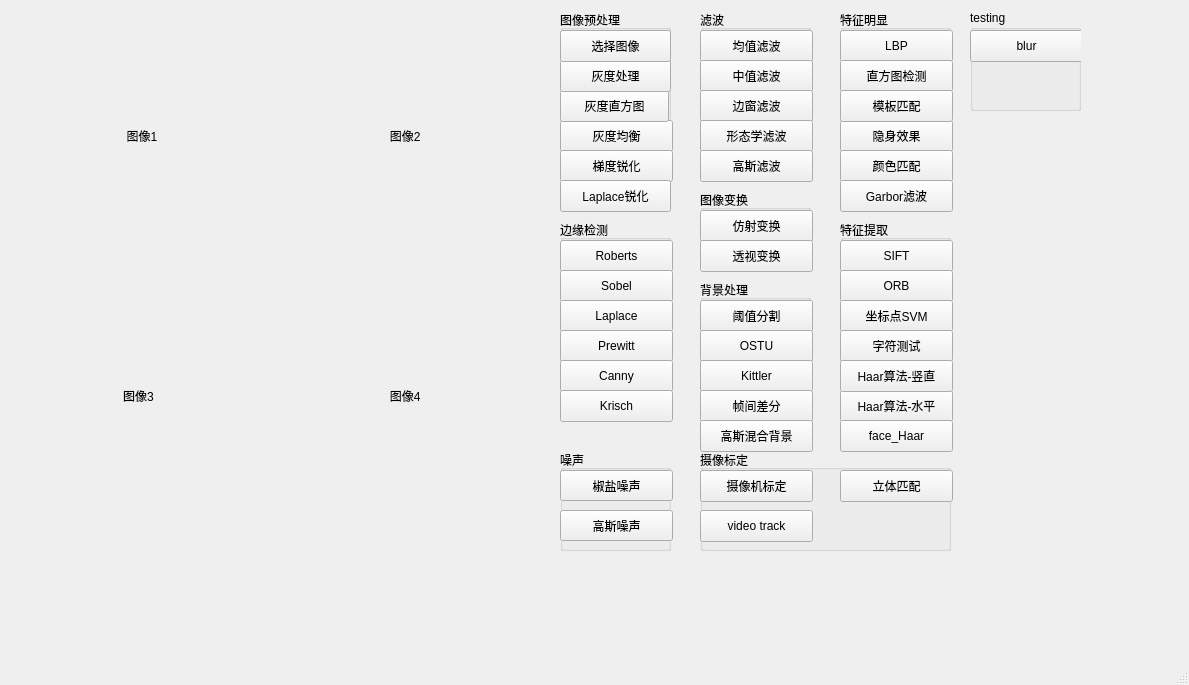
Qt form src/cvBasic/mainwindow.ui (vastina/CVs) before a commit.
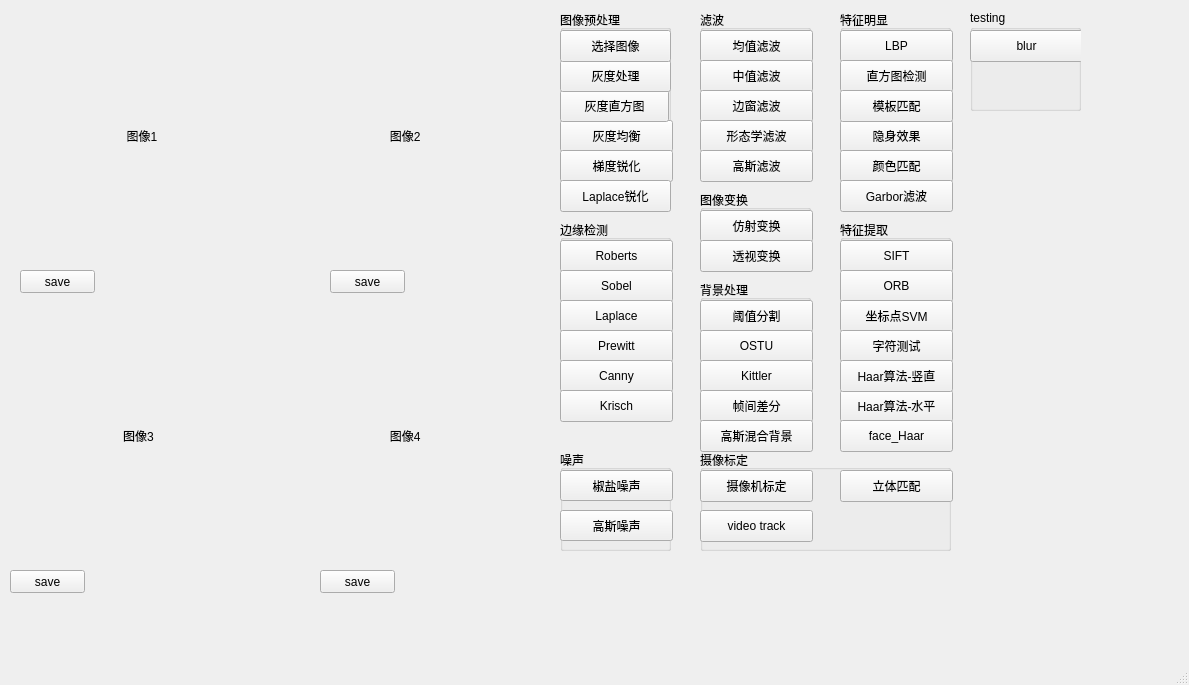
The same form after that commit.

The edit to the form file:
```diff
--- a/src/cvBasic/mainwindow.ui
+++ b/src/cvBasic/mainwindow.ui
@@ -122,7 +122,7 @@
     <property name="geometry">
      <rect>
       <x>30</x>
-      <y>270</y>
+      <y>310</y>
       <width>251</width>
       <height>251</height>
      </rect>
@@ -135,7 +135,7 @@
     <property name="geometry">
      <rect>
       <x>290</x>
-      <y>270</y>
+      <y>310</y>
       <width>251</width>
       <height>251</height>
      </rect>
@@ -755,6 +755,58 @@
      </property>
     </widget>
    </widget>
+   <widget class="QPushButton" name="saveButton_1">
+    <property name="geometry">
+     <rect>
+      <x>20</x>
+      <y>270</y>
+      <width>75</width>
+      <height>23</height>
+     </rect>
+    </property>
+    <property name="text">
+     <string>save</string>
+    </property>
+   </widget>
+   <widget class="QPushButton" name="saveButton_2">
+    <property name="geometry">
+     <rect>
+      <x>330</x>
+      <y>270</y>
+      <width>75</width>
+      <height>23</height>
+     </rect>
+    </property>
+    <property name="text">
+     <string>save</string>
+    </property>
+   </widget>
+   <widget class="QPushButton" name="saveButton_3">
+    <property name="geometry">
+     <rect>
+      <x>10</x>
+      <y>570</y>
+      <width>75</width>
+      <height>23</height>
+     </rect>
+    </property>
+    <property name="text">
+     <string>save</string>
+    </property>
+   </widget>
+   <widget class="QPushButton" name="saveButton_4">
+    <property name="geometry">
+     <rect>
+      <x>320</x>
+      <y>570</y>
+      <width>75</width>
+      <height>23</height>
+     </rect>
+    </property>
+    <property name="text">
+     <string>save</string>
+    </property>
+   </widget>
    <zorder>groupBox_10</zorder>
    <zorder>groupBox_8</zorder>
    <zorder>groupBox_7</zorder>
```
Left out of the diff: 4 changed lines with no effect on the pictures.
